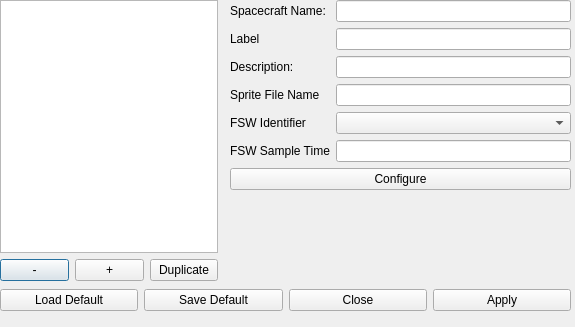
The window that dsm_gui/spc_menu.ui (pavelgalchenko/dsm_gui) describes before a commit, drawn with Qt 5.
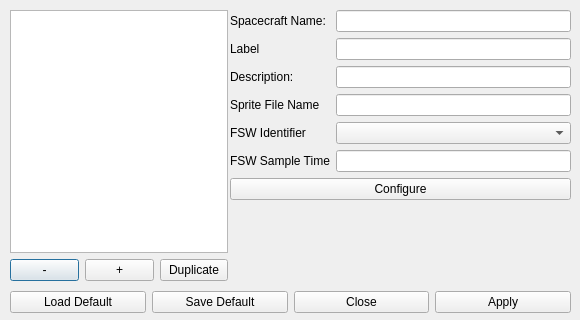
The same window after the commit.

Patch:
```diff
--- a/dsm_gui/spc_menu.ui
+++ b/dsm_gui/spc_menu.ui
@@ -6,20 +6,38 @@
    <rect>
     <x>0</x>
     <y>0</y>
-    <width>575</width>
-    <height>327</height>
+    <width>580</width>
+    <height>320</height>
    </rect>
   </property>
+  <property name="sizePolicy">
+   <sizepolicy hsizetype="Fixed" vsizetype="Fixed">
+    <horstretch>0</horstretch>
+    <verstretch>0</verstretch>
+   </sizepolicy>
+  </property>
+  <property name="minimumSize">
+   <size>
+    <width>580</width>
+    <height>320</height>
+   </size>
+  </property>
+  <property name="maximumSize">
+   <size>
+    <width>580</width>
+    <height>320</height>
+   </size>
+  </property>
   <property name="windowTitle">
    <string>Dialog</string>
   </property>
   <widget class="QWidget" name="verticalLayoutWidget">
    <property name="geometry">
     <rect>
-     <x>0</x>
-     <y>0</y>
+     <x>10</x>
+     <y>10</y>
      <width>218</width>
-     <height>281</height>
+     <height>271</height>
     </rect>
    </property>
    <layout class="QVBoxLayout" name="verticalLayout">
@@ -56,10 +74,10 @@
   <widget class="QWidget" name="layoutWidget">
    <property name="geometry">
     <rect>
-     <x>0</x>
+     <x>10</x>
      <y>280</y>
-     <width>571</width>
-     <height>41</height>
+     <width>561</width>
+     <height>44</height>
     </rect>
    </property>
    <layout class="QHBoxLayout" name="horizontalLayout_3">
@@ -82,6 +100,9 @@
       <property name="text">
        <string>Close</string>
       </property>
+      <property name="flat">
+       <bool>false</bool>
+      </property>
      </widget>
     </item>
     <item>
@@ -97,9 +118,9 @@
    <property name="geometry">
     <rect>
      <x>230</x>
-     <y>0</y>
+     <y>10</y>
      <width>341</width>
-     <height>281</height>
+     <height>271</height>
     </rect>
    </property>
    <layout class="QVBoxLayout" name="verticalLayout_2">
```
